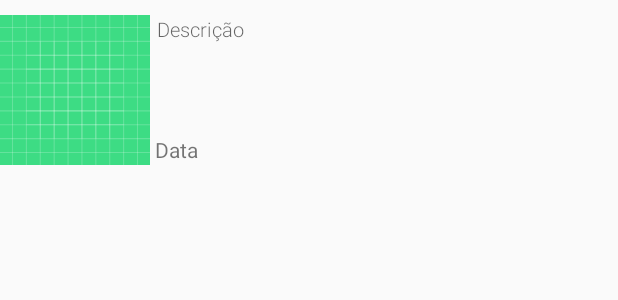
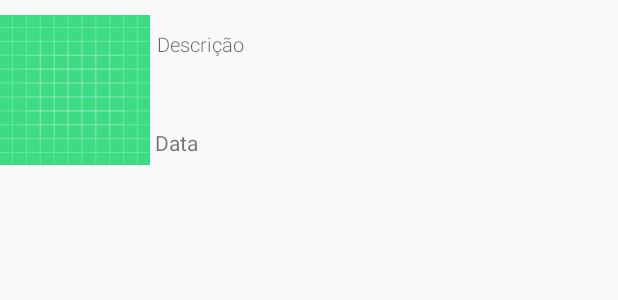
Before and after one commit to qlcimz/Rodobicho.rodoapp, an Android app: the layout item_ocorrencia.xml on its own in the app's theme, with its tools: preview values and no code run, on a phone screen of 412 x 824 dp. Shown: the top 300 px of the screen. Run offline under Robolectric (Android 15) with nearby library versions, the light colour scheme and no system bars.

Commit message:
update com fome

```diff
--- a/app/src/main/res/layout/activity_enviar.xml
+++ b/app/src/main/res/layout/activity_enviar.xml
@@ -88,7 +88,7 @@
         android:layout_width="wrap_content"
         android:layout_height="wrap_content"
         android:ems="10"
-        android:maxLength="10"
+        android:maxLength="100"
         android:inputType="textPersonName" />
 
     <TextView
--- a/app/src/main/res/layout/item_ocorrencia.xml
+++ b/app/src/main/res/layout/item_ocorrencia.xml
@@ -21,12 +21,14 @@
         android:layout_width="match_parent"
         android:layout_height="wrap_content"
         android:orientation="vertical"
+        android:layout_marginRight="5dp"
+        android:layout_marginTop="10dp"
         >
 
         <TextView
             android:id="@+id/item_descricao"
             android:layout_width="match_parent"
-            android:layout_height="80dp"
+            android:layout_height="65dp"
             android:layout_gravity="center"
             android:layout_marginLeft="3dp"
             android:layout_weight="1"
```
